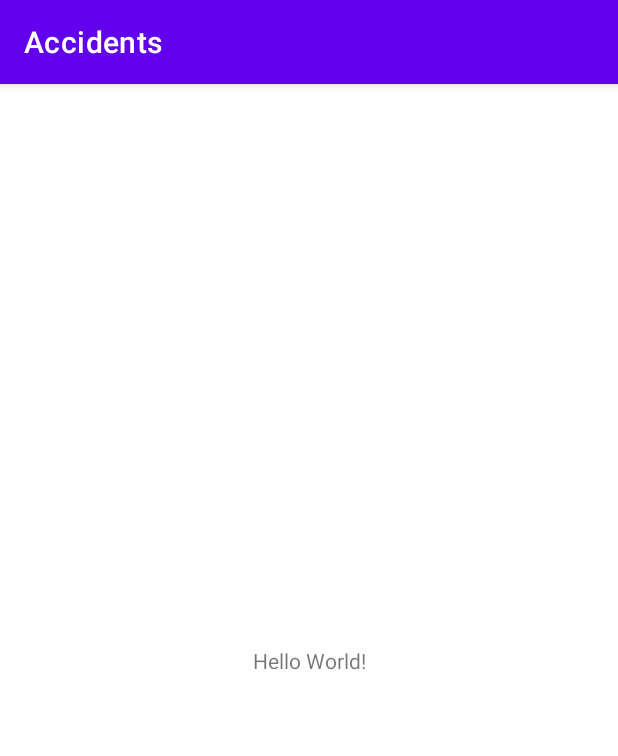
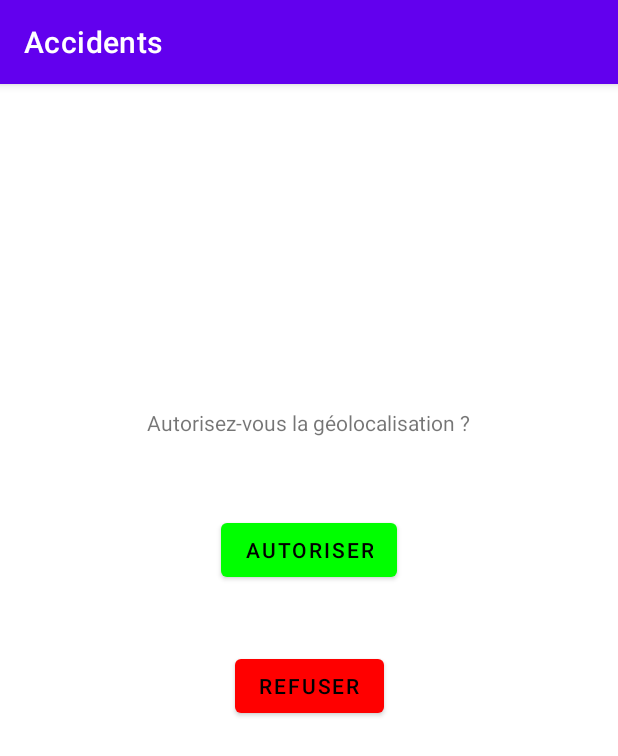
Before and after one commit to zdimension/accidents, an Android app: the screen it shows after launch (MainActivity), on a phone screen of 412 x 824 dp. Shown: the top 756 px of the screen. Run offline under Robolectric (Android 15) with nearby library versions, the phone set to English and light mode, and no system bars.

Commit message:
Addition of buttons "Accepter" and "Refuser" in the geolocation acceptance window

```diff
--- a/app/src/main/java/fr/ihm/accidents/MainActivity.java
+++ b/app/src/main/java/fr/ihm/accidents/MainActivity.java
@@ -2,7 +2,11 @@ package fr.ihm.accidents;
 
 import androidx.appcompat.app.AppCompatActivity;
 
+import android.graphics.Color;
 import android.os.Bundle;
+import android.view.View;
+import android.widget.Button;
+import android.widget.TextView;
 
 public class MainActivity extends AppCompatActivity
 {
@@ -12,5 +16,26 @@ public class MainActivity extends AppCompatActivity
     {
         super.onCreate(savedInstanceState);
         setContentView(R.layout.activity_main);
+
+        final TextView geolocalisationTextView = (TextView) findViewById(R.id.text_view_id);
+        geolocalisationTextView.setText("Autorisez-vous la géolocalisation ?");
+
+        final Button button = findViewById(R.id.button_id);
+        button.setBackgroundColor(Color.GREEN);
+        button.setTextColor(Color.BLACK);
+        button.setOnClickListener(new View.OnClickListener() {
+            public void onClick(View v) {
+                // Code here executes on main thread after user presses button
+            }
+        });
+
+        final Button button2 = findViewById(R.id.button_id2);
+        button2.setBackgroundColor(Color.RED);
+        button2.setTextColor(Color.BLACK);
+        button2.setOnClickListener(new View.OnClickListener() {
+            public void onClick(View v) {
+                // Code here executes on main thread after user presses button
+            }
+        });
     }
 }
--- a/app/src/main/res/layout/activity_main.xml
+++ b/app/src/main/res/layout/activity_main.xml
@@ -7,12 +7,38 @@
         tools:context=".MainActivity">
 
     <TextView
+            android:text="TextView"
             android:layout_width="wrap_content"
             android:layout_height="wrap_content"
-            android:text="Hello World!"
+            android:id="@+id/text_view_id"
+            app:layout_constraintTop_toTopOf="parent"
+            app:layout_constraintStart_toStartOf="parent"
+            app:layout_constraintEnd_toEndOf="parent"
+            app:layout_constraintBottom_toTopOf="@+id/button_id"
+            app:layout_constraintHorizontal_bias="0.498"
+            app:layout_constraintVertical_bias="0.808" />
+
+    <Button
+            android:text="Autoriser"
+            android:layout_width="wrap_content"
+            android:layout_height="wrap_content"
+            android:id="@+id/button_id"
+            app:layout_constraintTop_toTopOf="parent"
+            app:layout_constraintEnd_toEndOf="parent"
+            app:layout_constraintStart_toStartOf="parent"
+            app:layout_constraintVertical_bias="0.87"
+            app:layout_constraintBottom_toTopOf="@+id/button_id2" />
+
+    <Button
+            android:text="Refuser"
+            android:layout_width="wrap_content"
+            android:layout_height="wrap_content"
+            android:id="@+id/button_id2"
+            tools:ignore="MissingConstraints"
+            app:layout_constraintTop_toTopOf="parent"
             app:layout_constraintBottom_toBottomOf="parent"
-            app:layout_constraintLeft_toLeftOf="parent"
-            app:layout_constraintRight_toRightOf="parent"
-            app:layout_constraintTop_toTopOf="parent" />
+            app:layout_constraintEnd_toEndOf="parent"
+            app:layout_constraintVertical_bias="0.524"
+            app:layout_constraintStart_toStartOf="parent" />
 
 </androidx.constraintlayout.widget.ConstraintLayout>
```
